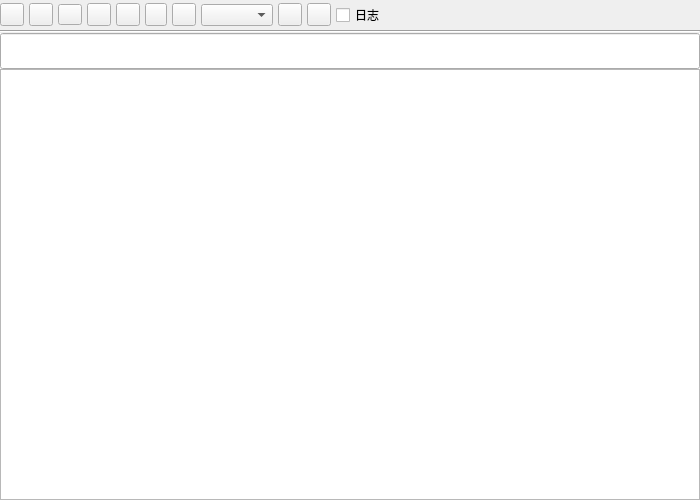
Old version of the form App/widgets/texteditcontainer.ui in the repository kevinWu7/LifeNote.
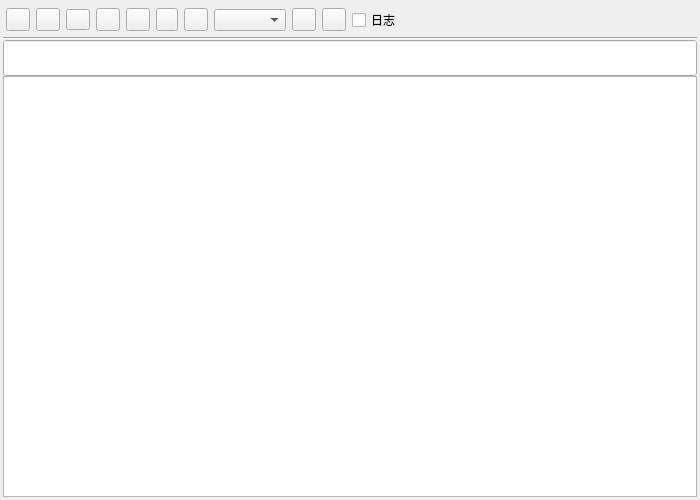
New version of the form. Custom widgets are drawn as their Qt base class.

Commit message: 1、fix-bug:switch rightLayout when click treewidgetItem 2、adjust UI:titleBar

```diff
--- a/App/widgets/texteditcontainer.ui
+++ b/App/widgets/texteditcontainer.ui
@@ -45,16 +45,16 @@
        <number>0</number>
       </property>
       <property name="leftMargin">
-       <number>0</number>
+       <number>3</number>
       </property>
       <property name="topMargin">
-       <number>0</number>
+       <number>3</number>
       </property>
       <property name="rightMargin">
-       <number>0</number>
+       <number>3</number>
       </property>
       <property name="bottomMargin">
-       <number>0</number>
+       <number>3</number>
       </property>
       <item>
        <widget class="QWidget" name="titleBar" native="true">
@@ -67,7 +67,7 @@
         <property name="maximumSize">
          <size>
           <width>16777215</width>
-          <height>30</height>
+          <height>34</height>
          </size>
         </property>
         <property name="autoFillBackground">
@@ -75,19 +75,19 @@
         </property>
         <layout class="QHBoxLayout" name="horizontalLayout">
          <property name="spacing">
-          <number>5</number>
+          <number>6</number>
          </property>
          <property name="leftMargin">
-          <number>0</number>
+          <number>3</number>
          </property>
          <property name="topMargin">
-          <number>0</number>
+          <number>2</number>
          </property>
          <property name="rightMargin">
           <number>0</number>
          </property>
          <property name="bottomMargin">
-          <number>0</number>
+          <number>2</number>
          </property>
          <item>
           <widget class="QToolButton" name="saveBtn">
```
The commit also changes 3 other files.
